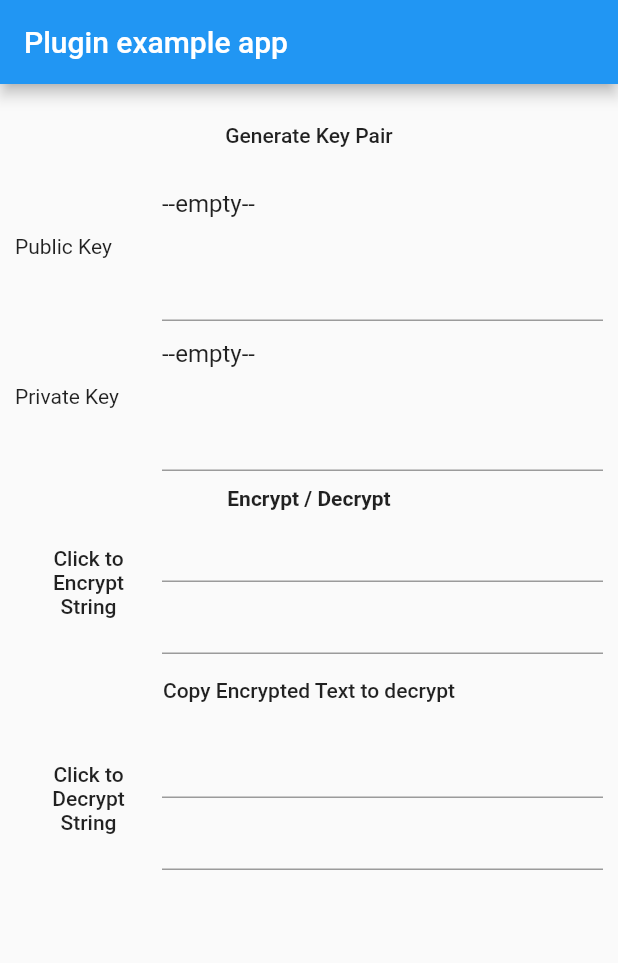
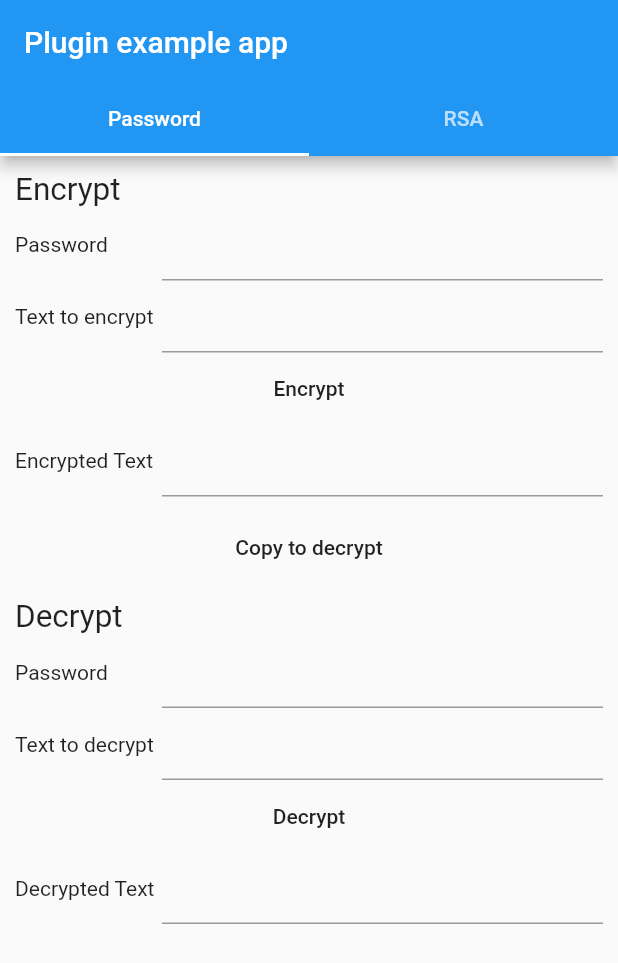
Before and after one commit to eurus-chain/eurus-app-security, a Flutter app: the screen it shows after launch, on a phone screen of 412 x 824 dp. Shown: the top 963 px of the screen. Run offline on Flutter 3.47's test engine with Material 2 defaults, Android fonts, the phone set to English and light mode, and no system bars; missing offline and left inert: asn1lib, pointycastle.

Commit message:
1. Added using password to encrypt string 2. Added password encrypt example 3. Added password encrypt test 4. Allow a older version of pointycastle

```diff
--- a/example/lib/main.dart
+++ b/example/lib/main.dart
@@ -1,8 +1,7 @@
-import 'package:flutter/foundation.dart';
 import 'package:flutter/material.dart';
 
-import 'package:app_security_kit/app_security_kit.dart';
-import 'package:pointycastle/api.dart';
+import 'rsa.dart';
+import 'password.dart';
 
 void main() {
   runApp(MyApp());
@@ -14,184 +13,31 @@ class MyApp extends StatefulWidget {
 }
 
 class _MyAppState extends State<MyApp> {
-  AsymmetricKeyPair keyPairs;
-
-  final TextEditingController publicKyTc = TextEditingController();
-  final TextEditingController privateKyTc = TextEditingController();
-
-  final TextEditingController txtToEncrypt = TextEditingController();
-  final TextEditingController txtEncrypted = TextEditingController();
-
-  final TextEditingController txtToDecrypt = TextEditingController();
-  final TextEditingController txtDecrypted = TextEditingController();
-
   @override
   void initState() {
-    publicKyTc.text = '--empty--';
-    privateKyTc.text = '--empty--';
     super.initState();
   }
 
   @override
   Widget build(BuildContext context) {
     return MaterialApp(
-      home: Scaffold(
-        appBar: AppBar(
-          title: const Text('Plugin example app'),
-        ),
-        body: Container(
-          padding: EdgeInsets.all(10),
-          child: SingleChildScrollView(
-            child: Column(
-              children: [
-                FlatButton(
-                  onPressed: genKeyParis,
-                  child: Text("Generate Key Pair"),
-                ),
-                Row(
-                  children: [
-                    Expanded(
-                      flex: 1,
-                      child: Text("Public Key"),
-                    ),
-                    Expanded(
-                      flex: 3,
-                      child: TextField(
-                        maxLines: 4,
-                        controller: publicKyTc,
-                        textAlignVertical: TextAlignVertical.center,
-                      ),
-                    ),
-                  ],
-                ),
-                Row(
-                  children: [
-                    Expanded(
-                      flex: 1,
-                      child: Text("Private Key"),
-                    ),
-                    Expanded(
-                      flex: 3,
-                      child: TextField(
-                        maxLines: 4,
-                        controller: privateKyTc,
-                        textAlignVertical: TextAlignVertical.center,
-                      ),
-                    ),
-                  ],
-                ),
-                Container(
-                  padding: EdgeInsets.only(top: 10),
-                  child: Column(
-                    children: [
-                      Text("Encrypt / Decrypt",
-                          style: TextStyle(fontWeight: FontWeight.bold)),
-                      Row(
-                        children: [
-                          Expanded(
-                            flex: 1,
-                            child: FlatButton(
-                              onPressed: encryptString,
-                              child: Text(
-                                "Click to Encrypt String",
-                                textAlign: TextAlign.center,
-                              ),
-                            ),
-                          ),
-                          Expanded(
-                            flex: 3,
-                            child: Column(
-                              children: [
-                                TextField(
-                                  controller: txtToEncrypt,
-                                ),
-                                TextField(
-                                  controller: txtEncrypted,
-                                ),
-                              ],
-                            ),
-                          ),
-                        ],
-                      ),
-                      FlatButton(
-                        onPressed: () {
-                          txtToDecrypt.text = txtEncrypted.text;
-                        },
-                        child: Text("Copy Encrypted Text to decrypt"),
-                      ),
-                      Row(
-                        children: [
-                          Expanded(
-                            flex: 1,
-                            child: FlatButton(
-                              onPressed: decryptString,
-                              child: Text(
-                                "Click to Decrypt String",
-                                textAlign: TextAlign.center,
-                              ),
-                            ),
-                          ),
-                          Expanded(
-                            flex: 3,
-                            child: Column(
-                              children: [
-                                TextField(
-                                  controller: txtToDecrypt,
-                                ),
-                                TextField(
-                                  controller: txtDecrypted,
-                                ),
-                              ],
-                            ),
-                          ),
-                        ],
-                      ),
-                    ],
-                  ),
-                )
+      home: DefaultTabController(
+        length: 2,
+        child: Scaffold(
+          appBar: AppBar(
+            title: const Text('Plugin example app'),
+            bottom: TabBar(
+              tabs: [
+                Padding(padding: EdgeInsets.all(15), child: Text('Password')),
+                Padding(padding: EdgeInsets.all(15), child: Text('RSA')),
               ],
             ),
+          ),
+          body: TabBarView(
+            children: [PWDemo(), RSADemo()],
           ),
         ),
       ),
     );
   }
-
-  Future<void> genKeyParis() async {
-    AsymmetricKeyPair keys = await compute(_genKeys, "dmy");
-
-    setState(() {
-      keyPairs = keys;
-    });
-
-    getStringPublickey();
-    getStringPrivatekey();
-  }
-
-  static AsymmetricKeyPair _genKeys(String dmy) {
-    return RsaKeyHelper().generateKeyPair();
-  }
-
-  void getStringPublickey() {
-    if (keyPairs == null) return;
-    publicKyTc.text = RsaKeyHelper().encodePublicKeyToPem(keyPairs.publicKey);
-  }
-
-  void getStringPrivatekey() {
-    if (keyPairs == null) return;
-    privateKyTc.text =
-        RsaKeyHelper().encodePrivateKeyToPem(keyPairs.privateKey);
-  }
-
-  void encryptString() {
-    if (txtToEncrypt.text == '') return;
-    txtEncrypted.text =
-        RsaKeyHelper().encrypt(txtToEncrypt.text, keyPairs.publicKey);
-  }
-
-  void decryptString() {
-    if (txtToDecrypt.text == '') return;
-    txtDecrypted.text =
-        RsaKeyHelper().decrypt(txtToDecrypt.text, keyPairs.privateKey);
-  }
 }
--- /dev/null
+++ b/example/lib/password.dart
@@ -0,0 +1,158 @@
+import 'package:app_security_kit/password_encrypt_helper.dart';
+import 'package:flutter/material.dart';
+
+class PWDemo extends StatefulWidget {
+  @override
+  _PWDemoState createState() => _PWDemoState();
+}
+
+class _PWDemoState extends State<PWDemo> {
+  final TextEditingController eTc = TextEditingController();
+  final TextEditingController ebTc = TextEditingController();
+  final TextEditingController eaTc = TextEditingController();
+
+  final TextEditingController dTc = TextEditingController();
+  final TextEditingController dbTc = TextEditingController();
+  final TextEditingController daTc = TextEditingController();
+
+  @override
+  Widget build(BuildContext context) {
+    return Container(
+      padding: EdgeInsets.all(10),
+      child: SingleChildScrollView(
+        child: Column(
+          crossAxisAlignment: CrossAxisAlignment.stretch,
+          children: [
+            Text("Encrypt", style: TextStyle(fontSize: 21)),
+            Row(
+              children: [
+                Expanded(
+                  flex: 1,
+                  child: Text("Password"),
+                ),
+                Expanded(
+                  flex: 3,
+                  child: TextField(
+                    controller: eTc,
+                    textAlignVertical: TextAlignVertical.center,
+                    textAlign: TextAlign.center,
+                  ),
+                ),
+              ],
+            ),
+            Row(
+              children: [
+                Expanded(
+                  flex: 1,
+                  child: Text("Text to encrypt"),
+                ),
+                Expanded(
+                  flex: 3,
+                  child: TextField(
+                    controller: ebTc,
+                    textAlignVertical: TextAlignVertical.center,
+                    textAlign: TextAlign.center,
+                  ),
+                )
+              ],
+            ),
+            FlatButton(
+              onPressed: () {
+                if (eTc.text == '' || ebTc.text == '') return;
+                var pwHelper = PasswordEncryptHelper(password: eTc.text);
+                eaTc.text = pwHelper.encryptWPwd(ebTc.text);
+                pwHelper = null;
+              },
+              child: Text("Encrypt"),
+            ),
+            Row(
+              children: [
+                Expanded(
+                  flex: 1,
+                  child: Text("Encrypted Text"),
+                ),
+                Expanded(
+                  flex: 3,
+                  child: TextField(
+                    controller: eaTc,
+                    textAlignVertical: TextAlignVertical.center,
+                    textAlign: TextAlign.center,
+                  ),
+                ),
+              ],
+            ),
+            Padding(
+              padding: EdgeInsets.all(10),
+              child: FlatButton(
+                onPressed: () {
+                  if (eaTc.text == '') return;
+                  dbTc.text = eaTc.text;
+                },
+                child: Text('Copy to decrypt'),
+              ),
+            ),
+            Text("Decrypt", style: TextStyle(fontSize: 21)),
+            Row(
+              children: [
+                Expanded(
+                  flex: 1,
+                  child: Text("Password"),
+                ),
+                Expanded(
+                  flex: 3,
+                  child: TextField(
+                    controller: dTc,
+                    textAlignVertical: TextAlignVertical.center,
+                    textAlign: TextAlign.center,
+                  ),
+                ),
+              ],
+            ),
+            Row(
+              children: [
+                Expanded(
+                  flex: 1,
+                  child: Text("Text to decrypt"),
+                ),
+                Expanded(
+                  flex: 3,
+                  child: TextField(
+                    controller: dbTc,
+                    textAlignVertical: TextAlignVertical.center,
+                    textAlign: TextAlign.center,
+                  ),
+                )
+              ],
+            ),
+            FlatButton(
+              onPressed: () {
+                if (dTc.text == '' || dbTc.text == '') return;
+                var pwHelper = PasswordEncryptHelper(password: dTc.text);
+                final result = pwHelper.decryptWPed(dbTc.text);
+                pwHelper = null;
+                daTc.text = result ?? '--Incorrect Password--';
+              },
+              child: Text("Decrypt"),
+            ),
+            Row(
+              children: [
+                Expanded(
+                  flex: 1,
+                  child: Text("Decrypted Text"),
+                ),
+                Expanded(
+                  flex: 3,
+                  child: TextField(
+                    controller: daTc,
+                    textAlignVertical: TextAlignVertical.center,
+                    textAlign: TextAlign.center,
+                  ),
+                ),
+              ],
+            ),
+          ],
+        ),
+      ),
+    );
+  }
+}
--- a/example/pubspec.yaml
+++ b/example/pubspec.yaml
@@ -11,7 +11,7 @@ environment:
 dependencies:
   flutter:
     sdk: flutter
-  pointycastle: ^2.0.0
+  pointycastle: ^1.0.2
 
   app_security_kit:
     # When depending on this package from a real application you should use:
--- a/lib/app_security_kit.dart
+++ b/lib/app_security_kit.dart
@@ -1,2 +1,3 @@
 export 'package:app_security_kit/retrieve.dart';
 export 'package:app_security_kit/rsa_pem.dart';
+export 'package:app_security_kit/password_encrypt_helper.dart';
--- /dev/null
+++ b/lib/password_encrypt_helper.dart
@@ -0,0 +1,153 @@
+import 'dart:convert';
+import 'dart:typed_data';
+
+import 'package:flutter/material.dart';
+import 'package:pointycastle/block/aes_fast.dart';
+import 'package:pointycastle/block/modes/cbc.dart';
+import 'package:pointycastle/digests/sha256.dart';
+import 'package:pointycastle/key_derivators/pbkdf2.dart';
+import 'package:pointycastle/macs/hmac.dart';
+import 'package:pointycastle/pointycastle.dart';
+
+const String SALT = 'app_security_salt';
+const String VAL_PROTOCOL_ST = '00St>>>>';
+const String VAL_PROTOCOL_ED = '<<<<Ed00';
+
+class PasswordEncryptHelper {
+  /// Initialize helper with password
+  PasswordEncryptHelper({@required this.password});
+
+  final String password;
+
+  Uint8List get _base => _genBase();
+  Uint8List get _key => _getKey();
+  Uint8List get _iv => _getIV();
+
+  RegExp _valProtocolRegex = RegExp(r"^00St>>>>(.*)<<<<Ed00$");
+
+  /// Encrypt String with password
+  ///
+  /// return encrypted [String]
+  String encryptWPwd(String s) {
+    final sList = utf8.encode('$VAL_PROTOCOL_ST$s$VAL_PROTOCOL_ED');
+
+    final encryptedList = _aesCbcEncrypt(sList);
+
+    final encryptedString = base64.encode(encryptedList);
+
+    return encryptedString;
+  }
+
+  /// Decrypt String with password
+  ///
+  /// return decrypted [String] if password is correct
+  /// return [null] if password incorrect
+  String decryptWPed(String s) {
+    final sList = base64.decode(s);
+
+    final decryptedList = _aesCbcDecrypt(sList);
+
+    final decryptedString = utf8.decode(decryptedList, allowMalformed: true).trim();
+    if (!_valProtocolRegex.hasMatch(decryptedString)) return null;
+
+    var contentGroup = _valProtocolRegex.allMatches(decryptedString);
+
+    return contentGroup.elementAt(0).group(1);
+  }
+
+  /// Generate base for [_key] and [_iv]
+  ///
+  /// First 16 byptes for [_iv]
+  /// Last 32 byptes for [_key]
+  Uint8List _genBase() {
+    KeyDerivator derivator = new PBKDF2KeyDerivator(
+      HMac(SHA256Digest(), 48),
+    );
+    Pbkdf2Parameters params = new Pbkdf2Parameters(
+      utf8.encode(SALT),
+      16,
+      48,
+    );
+    derivator.init(params);
+    var passphrase = utf8.encode(password);
+    var result = derivator.process(passphrase);
+    return result;
+  }
+
+  /// Generate encryption [_key]
+  ///
+  /// Get last 32 byptes from [_base]
+  Uint8List _getKey() {
+    return _base?.sublist(16);
+  }
+
+  /// Generate encryption [_iv]
+  ///
+  /// Get first 16 byptes from [_base]
+  Uint8List _getIV() {
+    return _base?.sublist(0, 16);
+  }
+
+  /// Add space at the end of the string
+  ///
+  /// return [Uint8List]
+  Uint8List _addPaddingToFitBlockSize(Uint8List sList, int blockSize) {
+    int spaceNeeded = 16 - sList.length % blockSize;
+
+    if (spaceNeeded == 16) return sList;
+
+    List<int> spaces = List(spaceNeeded);
+    spaces.fillRange(0, spaceNeeded, utf8.encode(' ')[0]);
+
+    List<int> tempList = sList.toList();
+    tempList.addAll(spaces);
+
+    return Uint8List.fromList(tempList);
+  }
+
+  /// Encrypt incoming text in [Uint8List]
+  ///
+  /// return result in [Uint8List]
+  Uint8List _aesCbcEncrypt(
+    Uint8List paddedPlaintext,
+  ) {
+    // Create a CBC block cipher with AES, and initialize with key and IV
+    final cbc = CBCBlockCipher(AESFastEngine())
+      ..init(true, ParametersWithIV(KeyParameter(_key), _iv)); // true=encrypt
+
+    paddedPlaintext = _addPaddingToFitBlockSize(paddedPlaintext, cbc.blockSize);
+
+    // Encrypt the plaintext block-by-block
+    final cipherText = Uint8List(paddedPlaintext.length); // allocate space
+
+    var offset = 0;
+    while (offset < paddedPlaintext.length) {
+      offset += cbc.processBlock(paddedPlaintext, offset, cipherText, offset);
+    }
+    assert(offset == paddedPlaintext.length);
+
+    return cipherText;
+  }
+
+  /// Decrypt incoming text in [Uint8List]
+  ///
+  /// return result in [Uint8List]
+  Uint8List _aesCbcDecrypt(
+    Uint8List cipherText,
+  ) {
+    // Create a CBC block cipher with AES, and initialize with key and IV
+    final cbc = CBCBlockCipher(AESFastEngine())
+      ..init(false, ParametersWithIV(KeyParameter(_key), _iv)); // false=decrypt
+
+    // Decrypt the cipherText block-by-block
+    final paddedPlainText = Uint8List(cipherText.length); // allocate space
+
+    var offset = 0;
+    while (offset < cipherText.length) {
+      offset += cbc.processBlock(cipherText, offset, paddedPlainText, offset);
+    }
+    assert(offset == cipherText.length);
+
+    return paddedPlainText;
+  }
+}
--- a/pubspec.yaml
+++ b/pubspec.yaml
@@ -1,6 +1,6 @@
 name: app_security_kit
 description: Flutter Plugin for application to preform series of security related functions
-version: 0.0.1
+version: 0.0.2
 homepage: https://www.goldhub.hk
 
 environment:
@@ -10,8 +10,9 @@ environment:
 dependencies:
   flutter:
     sdk: flutter
-  pointycastle: ^2.0.0
+  pointycastle: ^1.0.2
   asn1lib: ^0.8.1
+  convert: ^2.1.1
 
 dev_dependencies:
   flutter_test:
```
Also changed, not shown: example/lib/rsa.dart (added, +205 -0 lines), example/pubspec.lock, pubspec.lock, 3 other files.
